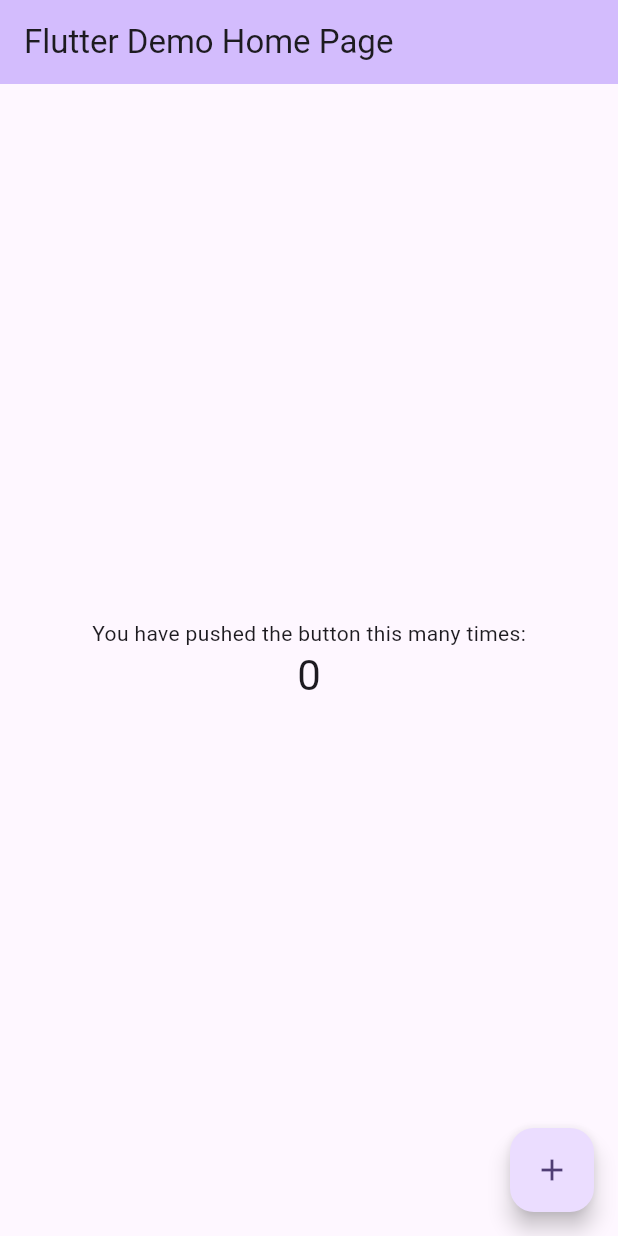
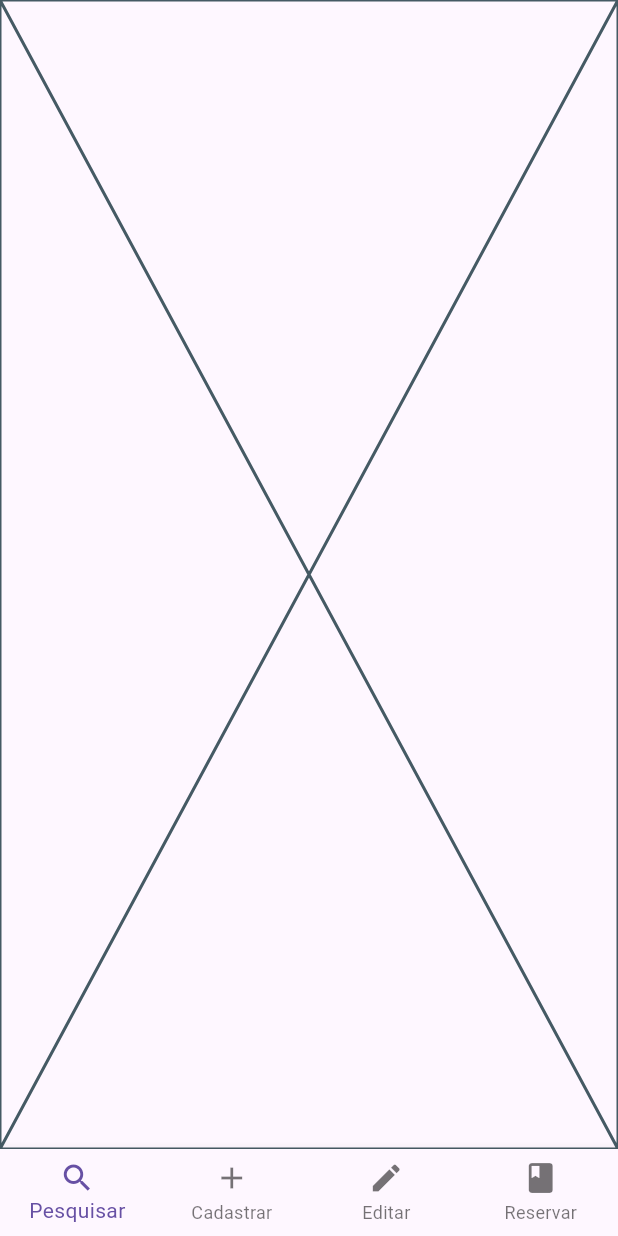
Before and after one commit to rafinha-as-br/Flutter_Library_System, a Flutter app: the screen it shows after launch, on a phone screen of 412 x 824 dp. Run offline on Flutter 3.47's test engine with Material 3 defaults, Android fonts, the phone set to English and light mode, and no system bars.

Commit message:
more structure building and starting to to screens

```diff
--- a/library_app/lib/main.dart
+++ b/library_app/lib/main.dart
@@ -1,4 +1,5 @@
 import 'package:flutter/material.dart';
+import 'package:library_app/presentation/screens/screen_homepage.dart';
 
 void main() {
   runApp(const MyApp());
@@ -7,116 +8,11 @@ void main() {
 class MyApp extends StatelessWidget {
   const MyApp({super.key});
 
-  // This widget is the root of your application.
   @override
   Widget build(BuildContext context) {
     return MaterialApp(
-      title: 'Flutter Demo',
-      theme: ThemeData(
-        // This is the theme of your application.
-        //
-        // TRY THIS: Try running your application with "flutter run". You'll see
-        // the application has a purple toolbar. Then, without quitting the app,
-        // try changing the seedColor in the colorScheme below to Colors.green
-        // and then invoke "hot reload" (save your changes or press the "hot
-        // reload" button in a Flutter-supported IDE, or press "r" if you used
-        // the command line to start the app).
-        //
-        // Notice that the counter didn't reset back to zero; the application
-        // state is not lost during the reload. To reset the state, use hot
-        // restart instead.
-        //
-        // This works for code too, not just values: Most code changes can be
-        // tested with just a hot reload.
-        colorScheme: ColorScheme.fromSeed(seedColor: Colors.deepPurple),
-      ),
-      home: const MyHomePage(title: 'Flutter Demo Home Page'),
+      debugShowCheckedModeBanner: false,
+      home: HomePageScreen(),
     );
   }
 }
-
-class MyHomePage extends StatefulWidget {
-  const MyHomePage({super.key, required this.title});
-
-  // This widget is the home page of your application. It is stateful, meaning
-  // that it has a State object (defined below) that contains fields that affect
-  // how it looks.
-
-  // This class is the configuration for the state. It holds the values (in this
-  // case the title) provided by the parent (in this case the App widget) and
-  // used by the build method of the State. Fields in a Widget subclass are
-  // always marked "final".
-
-  final String title;
-
-  @override
-  State<MyHomePage> createState() => _MyHomePageState();
-}
-
-class _MyHomePageState extends State<MyHomePage> {
-  int _counter = 0;
-
-  void _incrementCounter() {
-    setState(() {
-      // This call to setState tells the Flutter framework that something has
-      // changed in this State, which causes it to rerun the build method below
-      // so that the display can reflect the updated values. If we changed
-      // _counter without calling setState(), then the build method would not be
-      // called again, and so nothing would appear to happen.
-      _counter++;
-    });
-  }
-
-  @override
-  Widget build(BuildContext context) {
-    // This method is rerun every time setState is called, for instance as done
-    // by the _incrementCounter method above.
-    //
-    // The Flutter framework has been optimized to make rerunning build methods
-    // fast, so that you can just rebuild anything that needs updating rather
-    // than having to individually change instances of widgets.
-    return Scaffold(
-      appBar: AppBar(
-        // TRY THIS: Try changing the color here to a specific color (to
-        // Colors.amber, perhaps?) and trigger a hot reload to see the AppBar
-        // change color while the other colors stay the same.
-        backgroundColor: Theme.of(context).colorScheme.inversePrimary,
-        // Here we take the value from the MyHomePage object that was created by
-        // the App.build method, and use it to set our appbar title.
-        title: Text(widget.title),
-      ),
-      body: Center(
-        // Center is a layout widget. It takes a single child and positions it
-        // in the middle of the parent.
-        child: Column(
-          // Column is also a layout widget. It takes a list of children and
-          // arranges them vertically. By default, it sizes itself to fit its
-          // children horizontally, and tries to be as tall as its parent.
-          //
-          // Column has various properties to control how it sizes itself and
-          // how it positions its children. Here we use mainAxisAlignment to
-          // center the children vertically; the main axis here is the vertical
-          // axis because Columns are vertical (the cross axis would be
-          // horizontal).
-          //
-          // TRY THIS: Invoke "debug painting" (choose the "Toggle Debug Paint"
-          // action in the IDE, or press "p" in the console), to see the
-          // wireframe for each widget.
-          mainAxisAlignment: MainAxisAlignment.center,
-          children: <Widget>[
-            const Text('You have pushed the button this many times:'),
-            Text(
-              '$_counter',
-              style: Theme.of(context).textTheme.headlineMedium,
-            ),
-          ],
-        ),
-      ),
-      floatingActionButton: FloatingActionButton(
-        onPressed: _incrementCounter,
-        tooltip: 'Increment',
-        child: const Icon(Icons.add),
-      ), // This trailing comma makes auto-formatting nicer for build methods.
-    );
-  }
-}
--- /dev/null
+++ b/library_app/lib/presentation/modules/tabs/tabs_book.dart
@@ -0,0 +1 @@
+import 'package:flutter/material.dart';
--- /dev/null
+++ b/library_app/lib/presentation/screens/screen_homepage.dart
@@ -0,0 +1,71 @@
+import 'package:flutter/material.dart';
+import 'package:library_app/presentation/screens/screen_edit.dart';
+import 'package:library_app/presentation/screens/screen_register.dart';
+import 'package:library_app/presentation/screens/screen_reserve.dart';
+import 'package:library_app/presentation/screens/screen_search.dart';
+
+/// this screen is the main screen that is responsible for
+/// going to any of the 3 main screens
+class HomePageScreen extends StatefulWidget {
+  HomePageScreen({super.key});
+
+  /// list of screens
+  final List<Widget> pages = [
+    SearchScreen(),
+    RegisterScreen(),
+    EditScreen(),
+    ReserveScreen()
+  ];
+
+  @override
+  State<HomePageScreen> createState() => _HomePageScreenState();
+}
+
+class _HomePageScreenState extends State<HomePageScreen> {
+  /// index of pages
+  int selectedIndex = 0;
+
+  /// toggle function
+  void togglePage(int index){
+    setState(() {
+      selectedIndex = index;
+    });
+  }
+
+
+
+
+  @override
+  Widget build(BuildContext context) {
+    return Scaffold(
+      body: widget.pages[selectedIndex],
+      bottomNavigationBar: BottomNavigationBar(
+        currentIndex: selectedIndex,
+        onTap: togglePage,
+        type: BottomNavigationBarType.fixed,
+        items: [
+          BottomNavigationBarItem(
+              icon: Icon(Icons.search),
+              label: 'Pesquisar'
+          ),
+
+          BottomNavigationBarItem(
+              icon: Icon(Icons.add),
+              label: 'Cadastrar'
+          ),
+
+          BottomNavigationBarItem(
+              icon: Icon(Icons.edit),
+              label: 'Editar'
+          ),
+
+          BottomNavigationBarItem(
+              icon: Icon(Icons.book),
+              label: 'Reservar'
+          ),
+
+        ],
+      ),
+    );
+  }
+}
--- /dev/null
+++ b/library_app/lib/presentation/screens/screen_search.dart
@@ -0,0 +1,11 @@
+import 'package:flutter/material.dart';
+
+/// search screen that allows the user to search books
+class SearchScreen extends StatelessWidget {
+  const SearchScreen({super.key});
+
+  @override
+  Widget build(BuildContext context) {
+    return const Placeholder();
+  }
+}
```
Also changed, not shown: library_app/lib/presentation/providers/provider_main.dart (added, +7 -0 lines), library_app/lib/presentation/screens/screen_edit.dart (added, +11 -0 lines), library_app/lib/presentation/screens/screen_register.dart (added, +55 -0 lines), library_app/lib/presentation/screens/screen_reserve.dart (added, +11 -0 lines).
